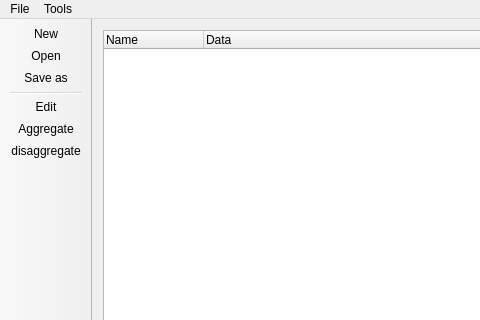
This is seti_1/mainwindow.ui in DemVD/Networks as Qt 5 draws it before an edit; both pictures show x 0 to 480 and y 0 to 320 of the 622 by 408 pixel window. The edited form follows.
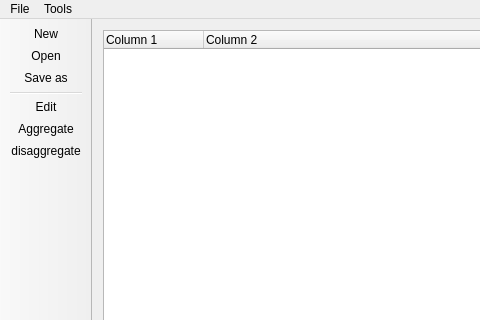
This is the edited form. Icons and pictures are not drawn.

What changed in the file:
```diff
--- a/seti_1/mainwindow.ui
+++ b/seti_1/mainwindow.ui
@@ -25,12 +25,12 @@
       </property>
       <column>
        <property name="text">
-        <string>Name</string>
+        <string>Column 1</string>
        </property>
       </column>
       <column>
        <property name="text">
-        <string>Data</string>
+        <string>Column 2</string>
        </property>
       </column>
      </widget>
```
